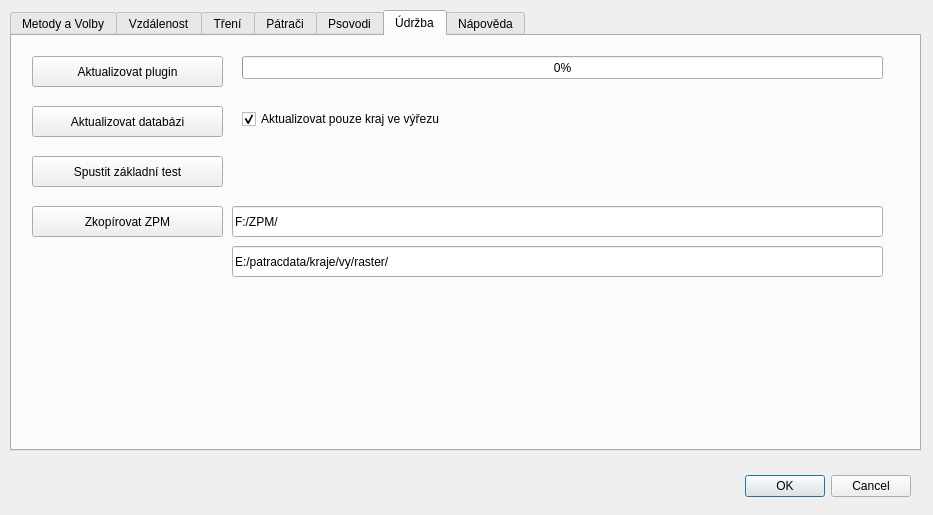
Before: the Qt Designer form ui/settings.ui in ruz76/qgis_patrac_3, drawn with Qt 5.
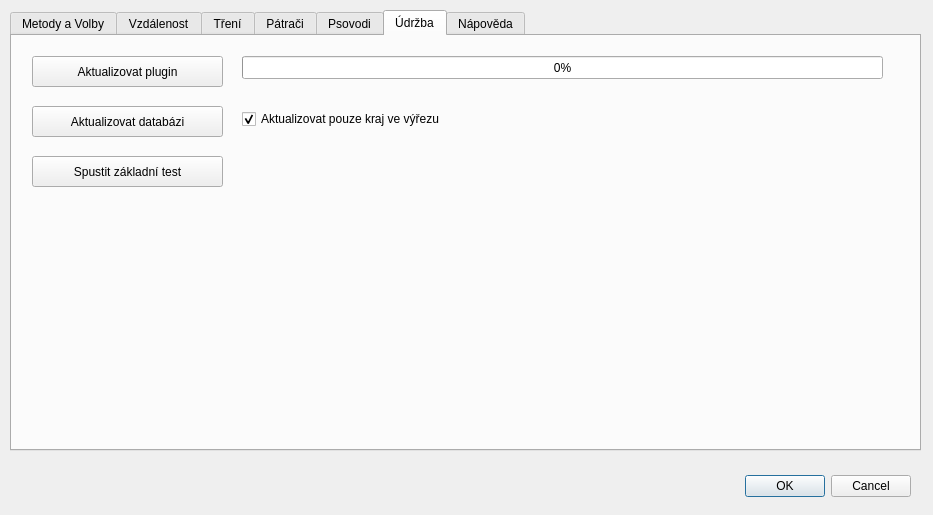
After: the same form once the commit is applied. The open tabs and pages were chosen to show the change.

Diff of the .ui file:
```diff
--- a/ui/settings.ui
+++ b/ui/settings.ui
@@ -793,45 +793,6 @@
       <number>0</number>
      </property>
     </widget>
-    <widget class="QPushButton" name="pushButtonGetRasters">
-     <property name="geometry">
-      <rect>
-       <x>20</x>
-       <y>170</y>
-       <width>191</width>
-       <height>31</height>
-      </rect>
-     </property>
-     <property name="text">
-      <string>Zkopírovat ZPM</string>
-     </property>
-    </widget>
-    <widget class="QLineEdit" name="lineEditZpmFrom">
-     <property name="geometry">
-      <rect>
-       <x>220</x>
-       <y>170</y>
-       <width>651</width>
-       <height>31</height>
-      </rect>
-     </property>
-     <property name="text">
-      <string>F:/ZPM/</string>
-     </property>
-    </widget>
-    <widget class="QLineEdit" name="lineEditZpmTo">
-     <property name="geometry">
-      <rect>
-       <x>220</x>
-       <y>210</y>
-       <width>651</width>
-       <height>31</height>
-      </rect>
-     </property>
-     <property name="text">
-      <string>E:/patracdata/kraje/vy/raster/</string>
-     </property>
-    </widget>
    </widget>
    <widget class="QWidget" name="tab_Help">
     <attribute name="title">
```
Left out of the diff: 2 changed lines with no effect on the pictures.
